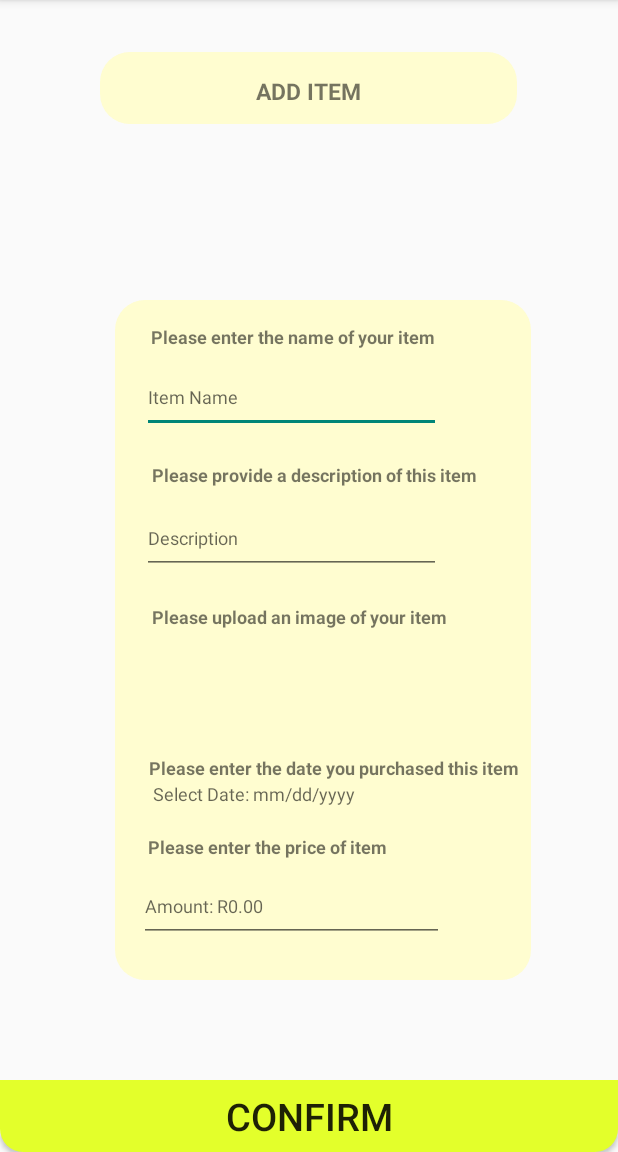
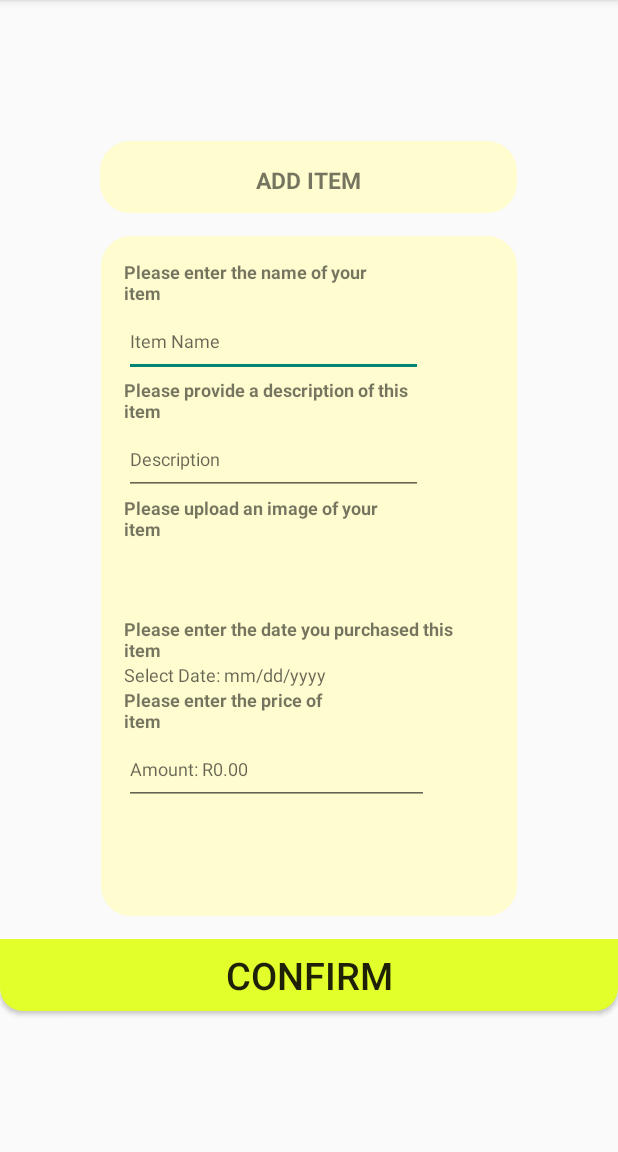
Before and after one commit to Arvauss/OPSC7311-POE, an Android app: the Add_Item_Page screen opened directly, with no data from a screen before it, on a phone screen of 412 x 824 dp, the part 84-1236 px from its top. Run offline under Robolectric (Android 15) with nearby library versions, the phone set to English and light mode, and no system bars.

Commit message:
Updated add_item_ui_page.xml from constraint layout to linear layout

```diff
--- a/app/src/main/res/layout/add_item_ui_page.xml
+++ b/app/src/main/res/layout/add_item_ui_page.xml
@@ -1,169 +1,12 @@
 <?xml version="1.0" encoding="utf-8"?>
-<androidx.constraintlayout.widget.ConstraintLayout xmlns:android="http://schemas.android.com/apk/res/android"
+<LinearLayout xmlns:android="http://schemas.android.com/apk/res/android"
     xmlns:app="http://schemas.android.com/apk/res-auto"
     xmlns:tools="http://schemas.android.com/tools"
     android:layout_width="match_parent"
     android:layout_height="match_parent"
-    tools:context="ST10119385.ChloeMoodley.Add_Item_Page">
-
-    //Information on how to create textViews and editViews(Android Developers, 2021)
-    //add a shape (Create box, square or rectangle shape in XML – Android, 2017)
-    //background colour (11. HOW TO CHANGE TEXT AND BACKGROUND COLOR IN ANDROID STUDIO | ANDROID APP DEVELOPMENT, 2016).
-    <androidx.constraintlayout.widget.ConstraintLayout
-        android:layout_width="277dp"
-        android:layout_height="453dp"
-        android:background="@drawable/box"
-        app:layout_constraintBottom_toBottomOf="parent"
-        app:layout_constraintEnd_toEndOf="parent"
-        app:layout_constraintHorizontal_bias="0.567"
-        app:layout_constraintLeft_toLeftOf="parent"
-        app:layout_constraintRight_toRightOf="parent"
-        app:layout_constraintStart_toStartOf="parent"
-        app:layout_constraintTop_toTopOf="parent"
-        app:layout_constraintVertical_bias="0.636"
-        tools:context=".Category_Page">
-
-
-        <TextView
-            android:id="@+id/ItemName"
-            android:layout_width="wrap_content"
-            android:layout_height="wrap_content"
-            android:layout_marginEnd="64dp"
-            android:fontFamily="arial"
-            android:text="Please enter the name of your item"
-            android:textSize="12sp"
-            android:textStyle="bold"
-            app:layout_constraintBottom_toBottomOf="parent"
-            app:layout_constraintEnd_toEndOf="parent"
-            app:layout_constraintTop_toTopOf="parent"
-            app:layout_constraintVertical_bias="0.036" />
-
-        <EditText
-            android:id="@+id/ItemNameBox"
-            android:layout_width="199dp"
-            android:layout_height="48dp"
-            android:layout_marginEnd="60dp"
-            android:autofillHints="name"
-            android:ems="10"
-            android:hint="Item Name"
-            android:inputType="textPersonName"
-            android:textSize="12sp"
-            app:layout_constraintBottom_toBottomOf="parent"
-            app:layout_constraintEnd_toEndOf="parent"
-            app:layout_constraintTop_toTopOf="parent"
-            app:layout_constraintVertical_bias="0.101" />
-
-        <TextView
-            android:id="@+id/ItemDesc"
-            android:layout_width="wrap_content"
-            android:layout_height="wrap_content"
-            android:layout_marginEnd="36dp"
-            android:fontFamily="arial"
-            android:text="Please provide a description of this item"
-            android:textSize="12sp"
-            android:textStyle="bold"
-            app:layout_constraintBottom_toBottomOf="parent"
-            app:layout_constraintEnd_toEndOf="parent"
-            app:layout_constraintTop_toTopOf="parent"
-            app:layout_constraintVertical_bias="0.247" />
-
-        <EditText
-            android:id="@+id/ItemDescTextBox"
-            android:layout_width="199dp"
-            android:layout_height="48dp"
-            android:layout_marginEnd="60dp"
-            android:ems="10"
-            android:hint="Description"
-            android:inputType="textPersonName"
-            android:textSize="12sp"
-            app:layout_constraintBottom_toBottomOf="parent"
-            app:layout_constraintEnd_toEndOf="parent"
-            app:layout_constraintTop_toTopOf="parent"
-            app:layout_constraintVertical_bias="0.333" />
-
-        <TextView
-            android:id="@+id/ImageText"
-            android:layout_width="wrap_content"
-            android:layout_height="wrap_content"
-            android:layout_marginEnd="56dp"
-            android:fontFamily="arial"
-            android:text="Please upload an image of your item"
-            android:textSize="12sp"
-            android:textStyle="bold"
-            app:layout_constraintBottom_toBottomOf="parent"
-            app:layout_constraintEnd_toEndOf="parent"
-            app:layout_constraintTop_toTopOf="parent"
-            app:layout_constraintVertical_bias="0.464" />
-
-        <ImageView
-            android:id="@+id/ImageItemPic"
-            android:layout_width="50dp"
-            android:layout_height="50dp"
-            android:contentDescription="image"
-            app:layout_constraintBottom_toBottomOf="parent"
-            app:layout_constraintEnd_toEndOf="parent"
-            app:layout_constraintHorizontal_bias="0.079"
-            app:layout_constraintStart_toStartOf="parent"
-            app:layout_constraintTop_toTopOf="parent"
-            app:layout_constraintVertical_bias="0.56" />
-
-        <TextView
-            android:id="@+id/DateText"
-            android:layout_width="wrap_content"
-            android:layout_height="wrap_content"
-            android:layout_marginEnd="8dp"
-            android:fontFamily="arial"
-            android:text="Please enter the date you purchased this item"
-            android:textSize="12sp"
-            android:textStyle="bold"
-            app:layout_constraintBottom_toBottomOf="parent"
-            app:layout_constraintEnd_toEndOf="parent"
-            app:layout_constraintTop_toTopOf="parent"
-            app:layout_constraintVertical_bias="0.695" />
-
-        <TextView
-            android:id="@+id/DatePicker"
-            android:layout_width="wrap_content"
-            android:layout_height="wrap_content"
-            android:layout_marginEnd="112dp"
-            android:ems="10"
-            android:fontFamily="arial"
-            android:hint="Select Date: mm/dd/yyyy"
-            android:textSize="12sp"
-            app:layout_constraintBottom_toBottomOf="parent"
-            app:layout_constraintEnd_toEndOf="parent"
-            app:layout_constraintTop_toTopOf="parent"
-            app:layout_constraintVertical_bias="0.734" />
-
-        <TextView
-            android:id="@+id/priceText"
-            android:layout_width="wrap_content"
-            android:layout_height="wrap_content"
-            android:layout_marginEnd="96dp"
-            android:fontFamily="arial"
-            android:text="Please enter the price of item"
-            android:textSize="12sp"
-            android:textStyle="bold"
-            app:layout_constraintBottom_toBottomOf="parent"
-            app:layout_constraintEnd_toEndOf="parent"
-            app:layout_constraintTop_toTopOf="parent"
-            app:layout_constraintVertical_bias="0.816" />
-
-        <EditText
-            android:id="@+id/priceTextBox"
-            android:layout_width="203dp"
-            android:layout_height="48dp"
-            android:ems="10"
-            android:hint="Amount: R0.00"
-            android:textSize="12sp"
-            app:layout_constraintBottom_toBottomOf="parent"
-            app:layout_constraintEnd_toEndOf="parent"
-            app:layout_constraintHorizontal_bias="0.216"
-            app:layout_constraintStart_toStartOf="parent"
-            app:layout_constraintTop_toTopOf="parent"
-            app:layout_constraintVertical_bias="0.938" />
-
-    </androidx.constraintlayout.widget.ConstraintLayout>
+    android:orientation="vertical"
+    tools:context="ST10119385.ChloeMoodley.Add_Item_Page"
+    android:gravity="center">
 
     <TextView
         android:id="@+id/BoxCreate"
@@ -177,26 +20,128 @@
         android:fontFamily="arial"
         android:textAlignment="center"
         android:textSize="15sp"
-        app:layout_constraintBottom_toBottomOf="parent"
-        app:layout_constraintEnd_toEndOf="parent"
-        app:layout_constraintHorizontal_bias="0.496"
-        app:layout_constraintLeft_toLeftOf="parent"
-        app:layout_constraintRight_toRightOf="parent"
-        app:layout_constraintStart_toStartOf="parent"
-        app:layout_constraintTop_toTopOf="parent"
-        app:layout_constraintVertical_bias="0.048" />
+        android:layout_marginBottom="15dp"/>
+
+    //Information on how to create textViews and editViews(Android Developers, 2021)
+    //add a shape (Create box, square or rectangle shape in XML – Android, 2017)
+    //background colour (11. HOW TO CHANGE TEXT AND BACKGROUND COLOR IN ANDROID STUDIO | ANDROID APP DEVELOPMENT, 2016).
+    <LinearLayout
+        android:layout_width="277dp"
+        android:layout_height="453dp"
+        android:background="@drawable/box"
+        android:orientation="vertical"
+        tools:context=".Category_Page"
+        android:padding="15dp">
+
+
+        <TextView
+            android:id="@+id/ItemName"
+            android:layout_width="wrap_content"
+            android:layout_height="wrap_content"
+            android:layout_marginEnd="64dp"
+            android:fontFamily="arial"
+            android:text="Please enter the name of your item"
+            android:textSize="12sp"
+            android:textStyle="bold"/>
+
+        <EditText
+            android:id="@+id/ItemNameBox"
+            android:layout_width="199dp"
+            android:layout_height="48dp"
+            android:layout_marginEnd="60dp"
+            android:autofillHints="name"
+            android:ems="10"
+            android:hint="Item Name"
+            android:inputType="textPersonName"
+            android:textSize="12sp" />
+
+        <TextView
+            android:id="@+id/ItemDesc"
+            android:layout_width="wrap_content"
+            android:layout_height="wrap_content"
+            android:layout_marginEnd="36dp"
+            android:fontFamily="arial"
+            android:text="Please provide a description of this item"
+            android:textSize="12sp"
+            android:textStyle="bold" />
+
+        <EditText
+            android:id="@+id/ItemDescTextBox"
+            android:layout_width="199dp"
+            android:layout_height="48dp"
+            android:layout_marginEnd="60dp"
+            android:ems="10"
+            android:hint="Description"
+            android:inputType="textPersonName"
+            android:textSize="12sp"/>
+
+        <TextView
+            android:id="@+id/ImageText"
+            android:layout_width="wrap_content"
+            android:layout_height="wrap_content"
+            android:layout_marginEnd="56dp"
+            android:fontFamily="arial"
+            android:text="Please upload an image of your item"
+            android:textSize="12sp"
+            android:textStyle="bold"/>
+
+        <ImageView
+            android:id="@+id/ImageItemPic"
+            android:layout_width="50dp"
+            android:layout_height="50dp"
+            android:contentDescription="image" />
+
+        <TextView
+            android:id="@+id/DateText"
+            android:layout_width="wrap_content"
+            android:layout_height="wrap_content"
+            android:layout_marginEnd="8dp"
+            android:fontFamily="arial"
+            android:text="Please enter the date you purchased this item"
+            android:textSize="12sp"
+            android:textStyle="bold" />
+
+        <TextView
+            android:id="@+id/DatePicker"
+            android:layout_width="wrap_content"
+            android:layout_height="wrap_content"
+            android:layout_marginEnd="112dp"
+            android:ems="10"
+            android:fontFamily="arial"
+            android:hint="Select Date: mm/dd/yyyy"
+            android:textSize="12sp" />
+
+        <TextView
+            android:id="@+id/priceText"
+            android:layout_width="wrap_content"
+            android:layout_height="wrap_content"
+            android:layout_marginEnd="96dp"
+            android:fontFamily="arial"
+            android:text="Please enter the price of item"
+            android:textSize="12sp"
+            android:textStyle="bold" />
+
+        <EditText
+            android:id="@+id/priceTextBox"
+            android:layout_width="203dp"
+            android:layout_height="48dp"
+            android:ems="10"
+            android:hint="Amount: R0.00"
+            android:textSize="12sp" />
+
+    </LinearLayout>
+
+
 
     <Button
         android:id="@+id/CategoryConfirm"
         android:layout_width="match_parent"
         android:layout_height="wrap_content"
-        android:layout_weight="1"
         android:onClick="goBackToList"
         android:background="@drawable/headerbox"
         android:text="CONFIRM"
         android:textSize="25sp"
-        tools:layout_editor_absoluteX="0dp"
-        tools:layout_editor_absoluteY="546dp"
+        android:layout_marginTop="15dp"
         app:layout_constraintBottom_toBottomOf="parent"/>
 
-</androidx.constraintlayout.widget.ConstraintLayout>
+</LinearLayout>
```
